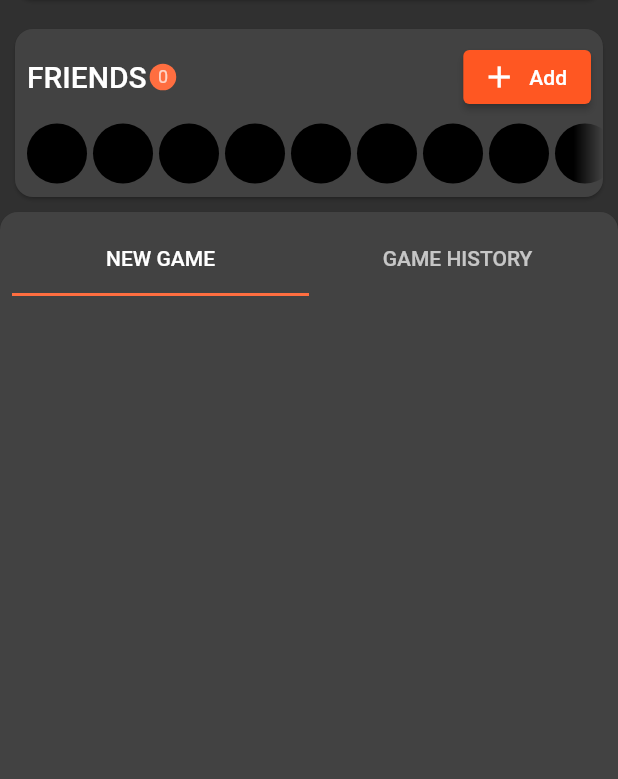
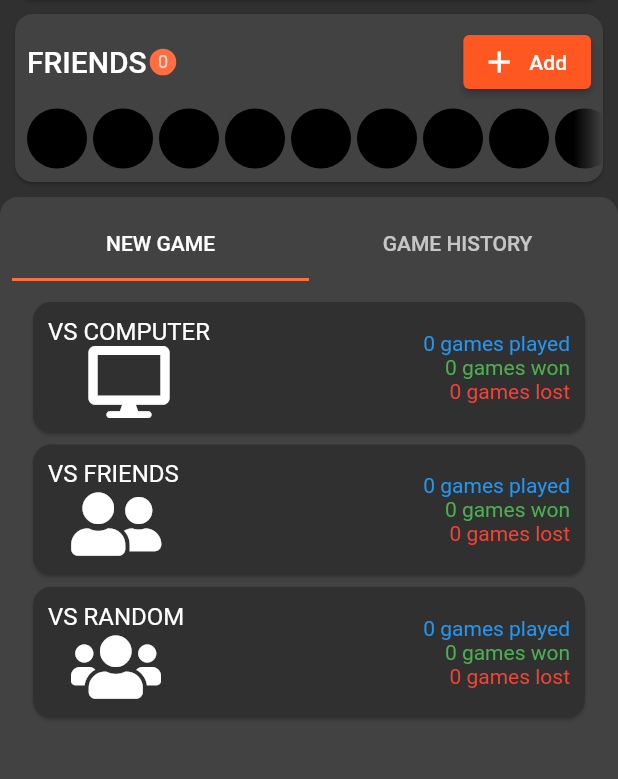
Before and after one commit to bdlukaa/ludo, a Flutter app: the screen it shows after launch, on a phone screen of 412 x 824 dp, the part 82-861 px from its top. Run offline on Flutter 3.47's test engine with Material 2 defaults, Android fonts, the phone set to English and light mode, and no system bars; our stand-ins replace font_awesome_flutter.

Commit message:
🆕 New game page

```diff
--- a/ludo/lib/main.dart
+++ b/ludo/lib/main.dart
@@ -15,16 +15,10 @@ class MyApp extends StatelessWidget {
         brightness: Brightness.dark,
         primarySwatch: Colors.deepOrange,
         accentColor: Colors.deepOrangeAccent,
-        appBarTheme: AppBarTheme(
-          elevation: 0,
-          centerTitle: true,
-          backgroundColor: Colors.transparent,
-        ),
         cardTheme: CardTheme(
           shape: RoundedRectangleBorder(
             borderRadius: BorderRadius.circular(12.0),
           ),
-          // color: Colors.deepOrange,
         ),
       ),
       debugShowCheckedModeBanner: false,
--- a/ludo/lib/screens/home.dart
+++ b/ludo/lib/screens/home.dart
@@ -1,4 +1,6 @@
 import 'package:flutter/material.dart';
+
+import 'new_game/new_game.dart';
 
 class Home extends StatelessWidget {
   const Home({Key? key}) : super(key: key);
@@ -10,7 +12,7 @@ class Home extends StatelessWidget {
         _HomeAppBar(),
         // Friends Card
         Card(
-          margin: const EdgeInsets.all(10.0),
+          margin: const EdgeInsets.symmetric(horizontal: 10.0),
           child: Padding(
             padding: const EdgeInsets.symmetric(vertical: 8.0),
             child: Column(
@@ -79,7 +81,7 @@ class Home extends StatelessWidget {
         // Games card
         Expanded(
           child: Card(
-            margin: EdgeInsets.zero,
+            margin: EdgeInsets.only(top: 10.0),
             shape: RoundedRectangleBorder(
               borderRadius: BorderRadius.vertical(top: Radius.circular(12.0)),
             ),
@@ -96,7 +98,7 @@ class Home extends StatelessWidget {
                     ]),
                     Expanded(
                       child: TabBarView(children: [
-                        SizedBox(),
+                        NewGame(),
                         SizedBox(),
                       ]),
                     ),
--- /dev/null
+++ b/ludo/lib/screens/new_game/new_game.dart
@@ -0,0 +1,83 @@
+import 'package:flutter/material.dart';
+import 'package:font_awesome_flutter/font_awesome_flutter.dart';
+
+class NewGame extends StatelessWidget {
+  const NewGame({Key? key}) : super(key: key);
+
+  @override
+  Widget build(BuildContext context) {
+    return ListView(padding: EdgeInsets.all(10), children: [
+      _NewGameTypeCard(
+        icon: FontAwesomeIcons.desktop,
+        text: 'VS COMPUTER',
+      ),
+      _NewGameTypeCard(
+        icon: FontAwesomeIcons.userFriends,
+        text: 'VS FRIENDS ',
+      ),
+      _NewGameTypeCard(
+        icon: FontAwesomeIcons.users,
+        text: 'VS RANDOM',
+      ),
+    ]);
+  }
+}
+
+class _NewGameTypeCard extends StatelessWidget {
+  const _NewGameTypeCard({
+    Key? key,
+    required this.icon,
+    required this.text,
+    this.onTap,
+  }) : super(key: key);
+
+  final IconData icon;
+  final String text;
+
+  final VoidCallback? onTap;
+
+  @override
+  Widget build(BuildContext context) {
+    return Card(
+      color: Theme.of(context).canvasColor,
+      child: InkWell(
+        borderRadius: BorderRadius.circular(12.0),
+        onTap: onTap ?? () {},
+        child: Padding(
+          padding: EdgeInsets.all(10.0),
+          child: IconTheme(
+            data: IconThemeData(size: 48, color: Colors.white),
+            child: Row(children: [
+              Column(children: [
+                Text(
+                  text,
+                  style: Theme.of(context).textTheme.subtitle1,
+                ),
+                FaIcon(icon)
+              ]),
+              Expanded(
+                child: Column(
+                  crossAxisAlignment: CrossAxisAlignment.end,
+                  children: [
+                    Text(
+                      '0 games played',
+                      style: TextStyle(color: Colors.blue),
+                    ),
+                    Text(
+                      '0 games won',
+                      style: TextStyle(color: Colors.green),
+                    ),
+                    Text(
+                      '0 games lost',
+                      style: TextStyle(color: Colors.red),
+                    ),
+                  ],
+                ),
+              ),
+            ]),
+          ),
+        ),
+      ),
+    );
+  }
+}
--- a/ludo/pubspec.yaml
+++ b/ludo/pubspec.yaml
@@ -11,6 +11,7 @@ environment:
 dependencies:
   flutter:
     sdk: flutter
+  font_awesome_flutter: ^9.0.0
 
 dev_dependencies:
   flutter_test:
```
Also changed, not shown: ludo/pubspec.lock.
